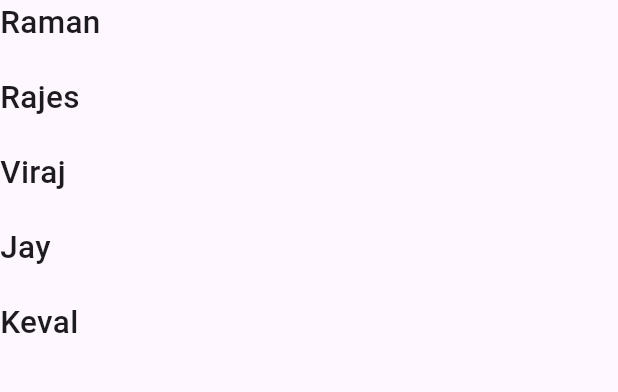
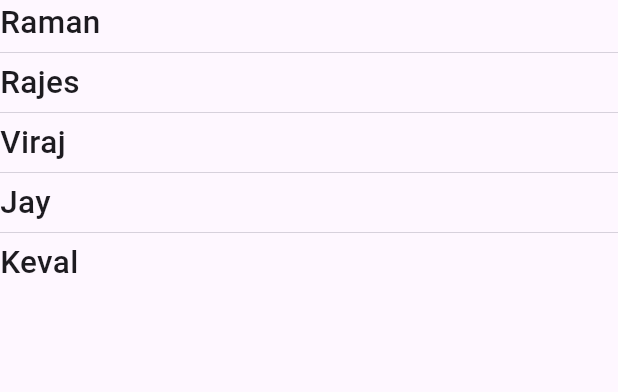
Before and after one commit to Viraj1812/list_view, a Flutter app: the screen it shows after launch, on a phone screen of 412 x 824 dp, the part 84-476 px from its top. Run offline on Flutter 3.47's test engine with Material 3 defaults, Android fonts, the phone set to English and light mode, and no system bars.

Commit message:
ListView Seperated

```diff
--- /dev/null
+++ b/lib/listview_seperated.dart
@@ -0,0 +1,40 @@
+import 'package:flutter/material.dart';
+
+class ListViewSeperated extends StatefulWidget {
+  const ListViewSeperated({super.key});
+
+  @override
+  State<ListViewSeperated> createState() => _ListViewSeperatedState();
+}
+
+class _ListViewSeperatedState extends State<ListViewSeperated> {
+  @override
+  Widget build(BuildContext context) {
+    var arrNames = ['Raman', 'Rajes', 'Viraj', 'Jay', 'Keval'];
+
+    return Scaffold(
+        appBar: AppBar(
+          backgroundColor: Theme.of(context).colorScheme.inversePrimary,
+          title: const Text('List View Example'),
+        ),
+
+        //ListView:
+
+        body: ListView.separated(
+          itemBuilder: (context, index) {
+            return Text(
+              arrNames[index],
+              style: const TextStyle(fontSize: 21, fontWeight: FontWeight.w500),
+            );
+          },
+          itemCount: arrNames.length,
+          scrollDirection: Axis.vertical,
+          separatorBuilder: (context, index) {
+            return const Divider(
+              height: 10,
+              thickness: 0.5,
+            );
+          },
+        ));
+  }
+}
--- a/lib/main.dart
+++ b/lib/main.dart
@@ -1,12 +1,14 @@
 import 'package:flutter/material.dart';
 import 'package:list_view/listview_builder.dart';
+import 'package:list_view/listview_seperated.dart';
 import 'package:list_view/my_home_page.dart';
 
 void main() {
   runApp(
     const MaterialApp(
       // home: MyHomePage(),
-      home: ListViewBuilder(),
+      // home: ListViewBuilder(),
+      home: ListViewSeperated(),
     ),
   );
 }
```
